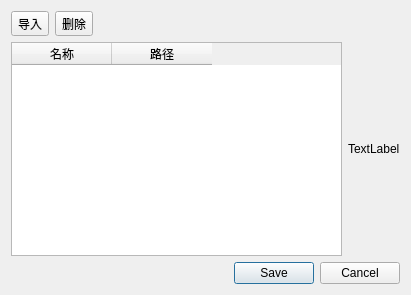
LinkDoyle/FlowDict, file edict/dictmanager.ui: the form before one commit.
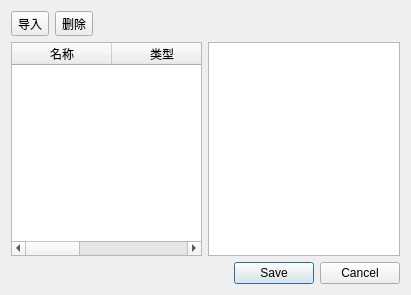
The form after the commit. Icons and pictures are not drawn.

```diff
--- a/edict/dictmanager.ui
+++ b/edict/dictmanager.ui
@@ -50,8 +50,6 @@
     </layout>
    </item>
    <item>
-    <layout class="QVBoxLayout" name="verticalLayout_2">
-     <item>
       <layout class="QHBoxLayout" name="horizontalLayout">
        <item>
         <widget class="QTableWidget" name="tableWidget">
@@ -66,6 +64,11 @@
            <string>名称</string>
           </property>
          </column>
+       <column>
+        <property name="text">
+         <string>类型</string>
+        </property>
+       </column>
          <column>
           <property name="text">
            <string>路径</string>
@@ -74,13 +77,11 @@
         </widget>
        </item>
        <item>
-        <widget class="QLabel" name="label">
-         <property name="text">
-          <string>TextLabel</string>
-         </property>
-        </widget>
-       </item>
-      </layout>
+      <widget class="QTextBrowser" name="textBrowser">
+       <property name="documentTitle">
+        <string/>
+       </property>
+      </widget>
      </item>
     </layout>
    </item>
```
Lines whose indentation alone changed are shown as unchanged.
